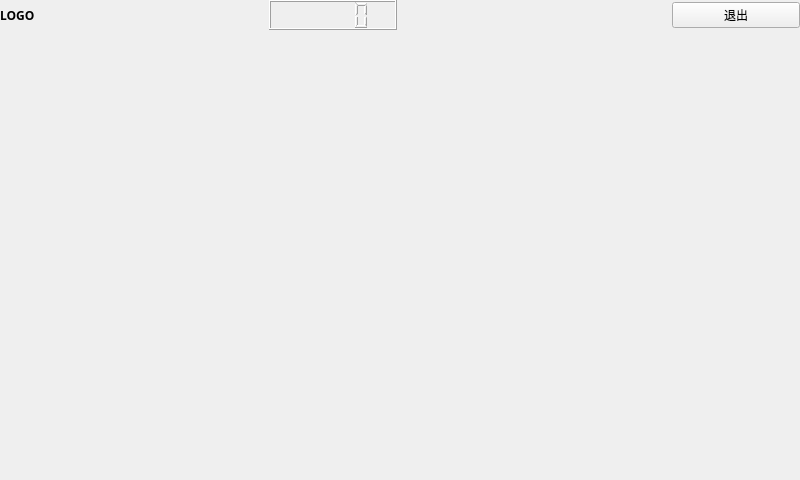
The window that src/ui/installation.ui (tkpclark/tinker) describes before a commit, drawn with Qt 5.
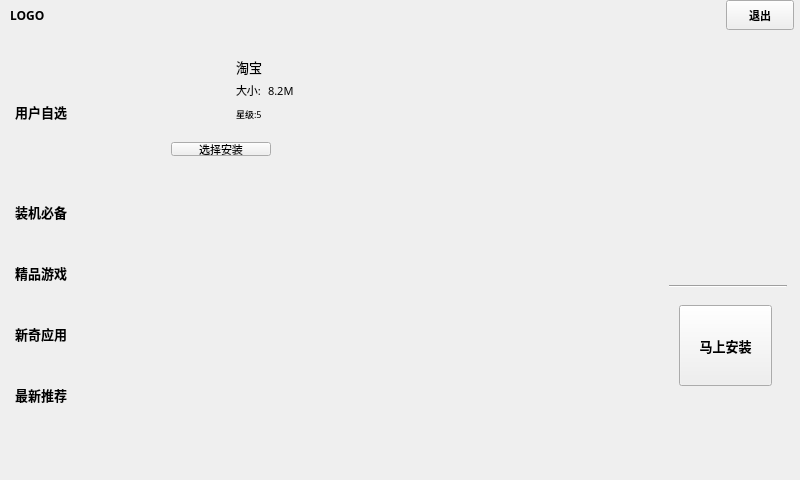
The same window after the commit. Icons and pictures are not drawn.

Patch:
```diff
--- a/src/ui/installation.ui
+++ b/src/ui/installation.ui
@@ -19,85 +19,736 @@
   <property name="windowTitle">
    <string>Form</string>
   </property>
-  <widget class="QWidget" name="toolWidget" native="true">
-   <property name="geometry">
-    <rect>
-     <x>0</x>
-     <y>0</y>
-     <width>800</width>
-     <height>30</height>
-    </rect>
+  <layout class="QVBoxLayout" name="verticalLayout">
+   <property name="margin">
+    <number>0</number>
    </property>
-   <property name="maximumSize">
-    <size>
-     <width>800</width>
-     <height>30</height>
-    </size>
-   </property>
-   <layout class="QHBoxLayout" name="horizontalLayout">
-    <item>
-     <widget class="QLabel" name="logoLabel">
-      <property name="font">
-       <font>
-        <family>微软雅黑</family>
-        <weight>75</weight>
-        <bold>true</bold>
-       </font>
+   <item>
+    <widget class="QWidget" name="toolWidget" native="true">
+     <property name="maximumSize">
+      <size>
+       <width>800</width>
+       <height>30</height>
+      </size>
+     </property>
+     <layout class="QHBoxLayout" name="horizontalLayout">
+      <property name="spacing">
+       <number>7</number>
       </property>
-      <property name="text">
-       <string>LOGO</string>
+      <property name="sizeConstraint">
+       <enum>QLayout::SetDefaultConstraint</enum>
       </property>
-     </widget>
-    </item>
-    <item>
-     <widget class="QLabel" name="timePicLabel">
-      <property name="text">
-       <string/>
+      <property name="margin">
+       <number>0</number>
       </property>
-      <property name="pixmap">
-       <pixmap resource="../../images.qrc">:/images/time.png</pixmap>
+      <item>
+       <spacer name="horizontalSpacer_2">
+        <property name="orientation">
+         <enum>Qt::Horizontal</enum>
+        </property>
+        <property name="sizeType">
+         <enum>QSizePolicy::Fixed</enum>
+        </property>
+        <property name="sizeHint" stdset="0">
+         <size>
+          <width>10</width>
+          <height>20</height>
+         </size>
+        </property>
+       </spacer>
+      </item>
+      <item>
+       <widget class="QLabel" name="logoLabel">
+        <property name="font">
+         <font>
+          <family>微软雅黑</family>
+          <weight>75</weight>
+          <bold>true</bold>
+         </font>
+        </property>
+        <property name="text">
+         <string>LOGO</string>
+        </property>
+       </widget>
+      </item>
+      <item>
+       <widget class="QLabel" name="timePicLabel">
+        <property name="maximumSize">
+         <size>
+          <width>15</width>
+          <height>15</height>
+         </size>
+        </property>
+        <property name="layoutDirection">
+         <enum>Qt::RightToLeft</enum>
+        </property>
+        <property name="text">
+         <string/>
+        </property>
+        <property name="pixmap">
+         <pixmap resource="../../images.qrc">:/images/time.png</pixmap>
+        </property>
+        <property name="scaledContents">
+         <bool>true</bool>
+        </property>
+       </widget>
+      </item>
+      <item>
+       <widget class="QLabel" name="timeLabel">
+        <property name="maximumSize">
+         <size>
+          <width>70</width>
+          <height>30</height>
+         </size>
+        </property>
+        <property name="font">
+         <font>
+          <family>微软雅黑</family>
+          <pointsize>8</pointsize>
+         </font>
+        </property>
+        <property name="layoutDirection">
+         <enum>Qt::RightToLeft</enum>
+        </property>
+        <property name="text">
+         <string/>
+        </property>
+       </widget>
+      </item>
+      <item>
+       <widget class="QLabel" name="userPicLabel">
+        <property name="maximumSize">
+         <size>
+          <width>15</width>
+          <height>15</height>
+         </size>
+        </property>
+        <property name="text">
+         <string/>
+        </property>
+        <property name="pixmap">
+         <pixmap resource="../../images.qrc">:/images/user.png</pixmap>
+        </property>
+        <property name="scaledContents">
+         <bool>true</bool>
+        </property>
+       </widget>
+      </item>
+      <item>
+       <widget class="QLabel" name="userNamelabel">
+        <property name="maximumSize">
+         <size>
+          <width>90</width>
+          <height>30</height>
+         </size>
+        </property>
+        <property name="font">
+         <font>
+          <family>微软雅黑</family>
+          <pointsize>8</pointsize>
+          <weight>50</weight>
+          <bold>false</bold>
+         </font>
+        </property>
+        <property name="text">
+         <string/>
+        </property>
+        <property name="alignment">
+         <set>Qt::AlignLeading|Qt::AlignLeft|Qt::AlignVCenter</set>
+        </property>
+       </widget>
+      </item>
+      <item>
+       <widget class="QPushButton" name="exitPushButton">
+        <property name="maximumSize">
+         <size>
+          <width>68</width>
+          <height>30</height>
+         </size>
+        </property>
+        <property name="font">
+         <font>
+          <family>微软雅黑</family>
+          <pointsize>8</pointsize>
+          <weight>75</weight>
+          <bold>true</bold>
+         </font>
+        </property>
+        <property name="text">
+         <string>退出</string>
+        </property>
+       </widget>
+      </item>
+      <item>
+       <spacer name="horizontalSpacer">
+        <property name="orientation">
+         <enum>Qt::Horizontal</enum>
+        </property>
+        <property name="sizeType">
+         <enum>QSizePolicy::Fixed</enum>
+        </property>
+        <property name="sizeHint" stdset="0">
+         <size>
+          <width>6</width>
+          <height>20</height>
+         </size>
+        </property>
+       </spacer>
+      </item>
+     </layout>
+    </widget>
+   </item>
+   <item>
+    <widget class="QWidget" name="appListWidget" native="true">
+     <layout class="QHBoxLayout" name="horizontalLayout_2">
+      <property name="leftMargin">
+       <number>6</number>
       </property>
-      <property name="scaledContents">
-       <bool>true</bool>
+      <property name="rightMargin">
+       <number>6</number>
       </property>
-     </widget>
-    </item>
-    <item>
-     <widget class="QLCDNumber" name="timeLcdNumber">
-      <property name="segmentStyle">
-       <enum>QLCDNumber::Outline</enum>
+      <property name="bottomMargin">
+       <number>2</number>
       </property>
-     </widget>
-    </item>
-    <item>
-     <widget class="QLabel" name="userPicLabel">
-      <property name="text">
-       <string/>
-      </property>
-      <property name="pixmap">
-       <pixmap resource="../../images.qrc">:/images/user.png</pixmap>
-      </property>
-      <property name="scaledContents">
-       <bool>true</bool>
-      </property>
-     </widget>
-    </item>
-    <item>
-     <widget class="QLabel" name="userNamelabel">
-      <property name="text">
-       <string/>
-      </property>
-     </widget>
-    </item>
-    <item>
-     <widget class="QPushButton" name="pushButton">
-      <property name="text">
-       <string>退出</string>
-      </property>
-     </widget>
-    </item>
-   </layout>
-  </widget>
+      <item>
+       <widget class="QWidget" name="navigationWidget" native="true">
+        <property name="maximumSize">
+         <size>
+          <width>152</width>
+          <height>16777215</height>
+         </size>
+        </property>
+        <layout class="QVBoxLayout" name="verticalLayout_3">
+         <property name="spacing">
+          <number>7</number>
+         </property>
+         <property name="margin">
+          <number>0</number>
+         </property>
+         <item>
+          <widget class="QWidget" name="userChoiceWidget" native="true">
+           <property name="maximumSize">
+            <size>
+             <width>16777215</width>
+             <height>16777215</height>
+            </size>
+           </property>
+           <layout class="QHBoxLayout" name="horizontalLayout_5">
+            <item>
+             <widget class="QLabel" name="userChoiceLabel">
+              <property name="font">
+               <font>
+                <family>微软雅黑</family>
+                <pointsize>10</pointsize>
+                <weight>75</weight>
+                <bold>true</bold>
+               </font>
+              </property>
+              <property name="layoutDirection">
+               <enum>Qt::RightToLeft</enum>
+              </property>
+              <property name="text">
+               <string>用户自选</string>
+              </property>
+             </widget>
+            </item>
+            <item>
+             <widget class="QLabel" name="userCrossLabel">
+              <property name="maximumSize">
+               <size>
+                <width>25</width>
+                <height>16777215</height>
+               </size>
+              </property>
+              <property name="text">
+               <string/>
+              </property>
+             </widget>
+            </item>
+           </layout>
+          </widget>
+         </item>
+         <item>
+          <widget class="QWidget" name="indispensableWidget" native="true">
+           <property name="maximumSize">
+            <size>
+             <width>16777215</width>
+             <height>54</height>
+            </size>
+           </property>
+           <layout class="QHBoxLayout" name="horizontalLayout_7">
+            <item>
+             <widget class="QLabel" name="indispensableLabel">
+              <property name="font">
+               <font>
+                <family>微软雅黑</family>
+                <pointsize>10</pointsize>
+                <weight>75</weight>
+                <bold>true</bold>
+               </font>
+              </property>
+              <property name="layoutDirection">
+               <enum>Qt::RightToLeft</enum>
+              </property>
+              <property name="text">
+               <string>装机必备</string>
+              </property>
+             </widget>
+            </item>
+            <item>
+             <widget class="QLabel" name="indispensableCrossLabel">
+              <property name="maximumSize">
+               <size>
+                <width>25</width>
+                <height>16777215</height>
+               </size>
+              </property>
+              <property name="text">
+               <string/>
+              </property>
+             </widget>
+            </item>
+           </layout>
+          </widget>
+         </item>
+         <item>
+          <widget class="QWidget" name="fineGameWidget" native="true">
+           <property name="maximumSize">
+            <size>
+             <width>16777215</width>
+             <height>54</height>
+            </size>
+           </property>
+           <layout class="QHBoxLayout" name="horizontalLayout_8">
+            <item>
+             <widget class="QLabel" name="fineGameLabel">
+              <property name="font">
+               <font>
+                <family>微软雅黑</family>
+                <pointsize>10</pointsize>
+                <weight>75</weight>
+                <bold>true</bold>
+               </font>
+              </property>
+              <property name="layoutDirection">
+               <enum>Qt::RightToLeft</enum>
+              </property>
+              <property name="text">
+               <string>精品游戏</string>
+              </property>
+             </widget>
+            </item>
+            <item>
+             <widget class="QLabel" name="fineGameCrossLabel">
+              <property name="maximumSize">
+               <size>
+                <width>25</width>
+                <height>16777215</height>
+               </size>
+              </property>
+              <property name="text">
+               <string/>
+              </property>
+             </widget>
+            </item>
+           </layout>
+          </widget>
+         </item>
+         <item>
+          <widget class="QWidget" name="newAppWidget" native="true">
+           <property name="maximumSize">
+            <size>
+             <width>16777215</width>
+             <height>54</height>
+            </size>
+           </property>
+           <layout class="QHBoxLayout" name="horizontalLayout_9">
+            <item>
+             <widget class="QLabel" name="newAppLabel">
+              <property name="font">
+               <font>
+                <family>微软雅黑</family>
+                <pointsize>10</pointsize>
+                <weight>75</weight>
+                <bold>true</bold>
+               </font>
+              </property>
+              <property name="layoutDirection">
+               <enum>Qt::RightToLeft</enum>
+              </property>
+              <property name="text">
+               <string>新奇应用</string>
+              </property>
+             </widget>
+            </item>
+            <item>
+             <widget class="QLabel" name="newAppCrossLabel">
+              <property name="maximumSize">
+               <size>
+                <width>25</width>
+                <height>16777215</height>
+               </size>
+              </property>
+              <property name="text">
+               <string/>
+              </property>
+             </widget>
+            </item>
+           </layout>
+          </widget>
+         </item>
+         <item>
+          <widget class="QWidget" name="recommendWidget" native="true">
+           <property name="maximumSize">
+            <size>
+             <width>16777215</width>
+             <height>54</height>
+            </size>
+           </property>
+           <layout class="QHBoxLayout" name="horizontalLayout_10">
+            <item>
+             <widget class="QLabel" name="recommendLabel">
+              <property name="font">
+               <font>
+                <family>微软雅黑</family>
+                <pointsize>10</pointsize>
+                <weight>75</weight>
+                <bold>true</bold>
+               </font>
+              </property>
+              <property name="layoutDirection">
+               <enum>Qt::RightToLeft</enum>
+              </property>
+              <property name="text">
+               <string>最新推荐</string>
+              </property>
+             </widget>
+            </item>
+            <item>
+             <widget class="QLabel" name="recommendCrossLabel">
+              <property name="maximumSize">
+               <size>
+                <width>25</width>
+                <height>16777215</height>
+               </size>
+              </property>
+              <property name="text">
+               <string/>
+              </property>
+             </widget>
+            </item>
+           </layout>
+          </widget>
+         </item>
+        </layout>
+       </widget>
+      </item>
+      <item>
+       <widget class="QWidget" name="listWidget" native="true">
+        <layout class="QGridLayout" name="gridLayout_2">
+         <property name="margin">
+          <number>0</number>
+         </property>
+         <property name="spacing">
+          <number>1</number>
+         </property>
+         <item row="0" column="1">
+          <widget class="QWidget" name="appWidget2" native="true">
+           <zorder>appSizeLabel1</zorder>
+           <zorder>appWidget1</zorder>
+          </widget>
+         </item>
+         <item row="0" column="2">
+          <widget class="QWidget" name="appWidget3" native="true"/>
+         </item>
+         <item row="1" column="0">
+          <widget class="QWidget" name="appWidget4" native="true"/>
+         </item>
+         <item row="1" column="2">
+          <widget class="QWidget" name="appWidget6" native="true"/>
+         </item>
+         <item row="2" column="0">
+          <widget class="QWidget" name="appWidget7" native="true"/>
+         </item>
+         <item row="2" column="1">
+          <widget class="QWidget" name="appWidget8" native="true"/>
+         </item>
+         <item row="2" column="2">
+          <widget class="QWidget" name="appWidget9" native="true"/>
+         </item>
+         <item row="0" column="0">
+          <widget class="QWidget" name="appWidget1" native="true">
+           <layout class="QVBoxLayout" name="verticalLayout_5">
+            <property name="spacing">
+             <number>6</number>
+            </property>
+            <property name="sizeConstraint">
+             <enum>QLayout::SetDefaultConstraint</enum>
+            </property>
+            <property name="margin">
+             <number>6</number>
+            </property>
+            <item>
+             <widget class="QWidget" name="appPicWordWidget1" native="true">
+              <layout class="QHBoxLayout" name="horizontalLayout_4">
+               <property name="spacing">
+                <number>0</number>
+               </property>
+               <property name="margin">
+                <number>0</number>
+               </property>
+               <item>
+                <widget class="QLabel" name="appPicLabel1">
+                 <property name="maximumSize">
+                  <size>
+                   <width>60</width>
+                   <height>60</height>
+                  </size>
+                 </property>
+                 <property name="text">
+                  <string/>
+                 </property>
+                 <property name="pixmap">
+                  <pixmap resource="../../images.qrc">:/images/taobao.png</pixmap>
+                 </property>
+                 <property name="scaledContents">
+                  <bool>true</bool>
+                 </property>
+                </widget>
+               </item>
+               <item>
+                <widget class="QWidget" name="appInfoWidget1" native="true">
+                 <layout class="QVBoxLayout" name="verticalLayout_4">
+                  <property name="spacing">
+                   <number>0</number>
+                  </property>
+                  <property name="leftMargin">
+                   <number>6</number>
+                  </property>
+                  <property name="topMargin">
+                   <number>4</number>
+                  </property>
+                  <property name="rightMargin">
+                   <number>20</number>
+                  </property>
+                  <property name="bottomMargin">
+                   <number>2</number>
+                  </property>
+                  <item>
+                   <widget class="QLabel" name="appNameLabel1">
+                    <property name="font">
+                     <font>
+                      <family>微软雅黑</family>
+                      <pointsize>10</pointsize>
+                     </font>
+                    </property>
+                    <property name="text">
+                     <string>淘宝</string>
+                    </property>
+                   </widget>
+                  </item>
+                  <item>
+                   <widget class="QWidget" name="appSizeWidget1" native="true">
+                    <layout class="QHBoxLayout" name="horizontalLayout_3">
+                     <property name="spacing">
+                      <number>0</number>
+                     </property>
+                     <property name="margin">
+                      <number>0</number>
+                     </property>
+                     <item>
+                      <widget class="QLabel" name="appSizeLabel1">
+                       <property name="font">
+                        <font>
+                         <family>微软雅黑</family>
+                         <pointsize>8</pointsize>
+                        </font>
+                       </property>
+                       <property name="text">
+                        <string>大小:</string>
+                       </property>
+                      </widget>
+                     </item>
+                     <item>
+                      <widget class="QLabel" name="appSizeContentLabel1">
+                       <property name="font">
+                        <font>
+                         <family>微软雅黑</family>
+                         <pointsize>8</pointsize>
+                        </font>
+                       </property>
+                       <property name="text">
+                        <string>8.2M</string>
+                       </property>
+                       <property name="alignment">
+                        <set>Qt::AlignLeading|Qt::AlignLeft|Qt::AlignVCenter</set>
+                       </property>
+                      </widget>
+                     </item>
+                    </layout>
+                   </widget>
+                  </item>
+                  <item>
+                   <widget class="QLabel" name="appLevelLabel1">
+                    <property name="font">
+                     <font>
+                      <family>微软雅黑</family>
+                      <pointsize>7</pointsize>
+                     </font>
+                    </property>
+                    <property name="text">
+                     <string>星级:5</string>
+                    </property>
+                   </widget>
+                  </item>
+                 </layout>
+                </widget>
+               </item>
+              </layout>
+             </widget>
+            </item>
+            <item>
+             <widget class="QFrame" name="appSelectionFrame1">
+              <property name="maximumSize">
+               <size>
+                <width>16777215</width>
+                <height>30</height>
+               </size>
+              </property>
+              <property name="frameShape">
+               <enum>QFrame::NoFrame</enum>
+              </property>
+              <property name="frameShadow">
+               <enum>QFrame::Plain</enum>
+              </property>
+              <layout class="QHBoxLayout" name="horizontalLayout_6">
+               <property name="spacing">
+                <number>0</number>
+               </property>
+               <property name="leftMargin">
+                <number>1</number>
+               </property>
+               <property name="topMargin">
+                <number>8</number>
+               </property>
+               <property name="rightMargin">
+                <number>1</number>
+               </property>
+               <property name="bottomMargin">
+                <number>8</number>
+               </property>
+               <item>
+                <widget class="QPushButton" name="appSelectionPushButton1">
+                 <property name="maximumSize">
+                  <size>
+                   <width>16777215</width>
+                   <height>16777215</height>
+                  </size>
+                 </property>
+                 <property name="font">
+                  <font>
+                   <family>微软雅黑</family>
+                   <pointsize>8</pointsize>
+                  </font>
+                 </property>
+                 <property name="layoutDirection">
+                  <enum>Qt::RightToLeft</enum>
+                 </property>
+                 <property name="text">
+                  <string>选择安装</string>
+                 </property>
+                </widget>
+               </item>
+               <item>
+                <widget class="QLabel" name="appCrossPicLabel1">
+                 <property name="maximumSize">
+                  <size>
+                   <width>48</width>
+                   <height>16777215</height>
+                  </size>
+                 </property>
+                 <property name="text">
+                  <string/>
+                 </property>
+                </widget>
+               </item>
+              </layout>
+             </widget>
+            </item>
+           </layout>
+          </widget>
+         </item>
+         <item row="1" column="1">
+          <widget class="QWidget" name="appWidget5" native="true">
+           <zorder>appSelectionFrame1</zorder>
+           <zorder>appSelectionFrame1</zorder>
+          </widget>
+         </item>
+        </layout>
+       </widget>
+      </item>
+      <item>
+       <widget class="QWidget" name="choosedWidget" native="true">
+        <property name="maximumSize">
+         <size>
+          <width>135</width>
+          <height>16777215</height>
+         </size>
+        </property>
+        <widget class="Line" name="installHLine">
+         <property name="geometry">
+          <rect>
+           <x>10</x>
+           <y>240</y>
+           <width>118</width>
+           <height>3</height>
+          </rect>
+         </property>
+         <property name="frameShadow">
+          <enum>QFrame::Sunken</enum>
+         </property>
+         <property name="orientation">
+          <enum>Qt::Horizontal</enum>
+         </property>
+        </widget>
+        <widget class="QPushButton" name="installPushButton">
+         <property name="geometry">
+          <rect>
+           <x>20</x>
+           <y>260</y>
+           <width>93</width>
+           <height>81</height>
+          </rect>
+         </property>
+         <property name="font">
+          <font>
+           <family>微软雅黑</family>
+           <pointsize>10</pointsize>
+           <weight>75</weight>
+           <bold>true</bold>
+          </font>
+         </property>
+         <property name="text">
+          <string>马上安装</string>
+         </property>
+        </widget>
+       </widget>
+      </item>
+     </layout>
+    </widget>
+   </item>
+   <item>
+    <widget class="QWidget" name="pageWidget" native="true">
+     <property name="maximumSize">
+      <size>
+       <width>800</width>
+       <height>50</height>
+      </size>
+     </property>
+     <layout class="QVBoxLayout" name="verticalLayout_2"/>
+    </widget>
+   </item>
+  </layout>
  </widget>
  <resources>
   <include location="../../images.qrc"/>
```
